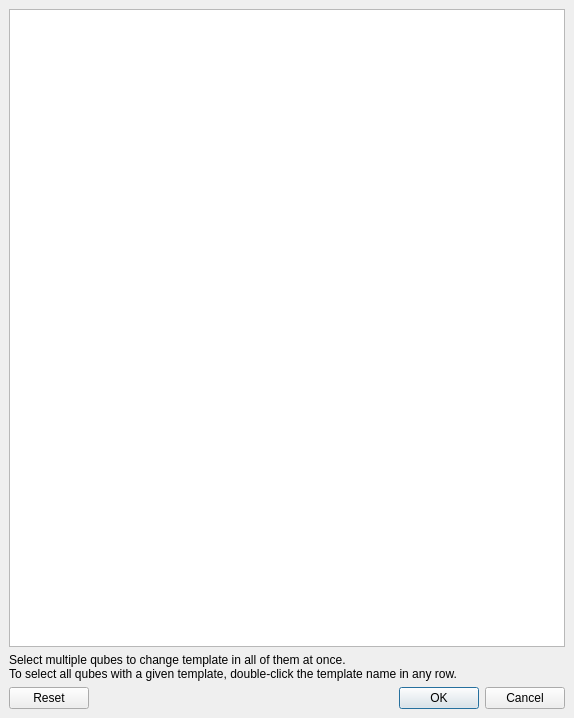
This is ui/templatemanager.ui in QubesOS/qubes-manager as Qt 5 draws it before an edit. The edited form follows.
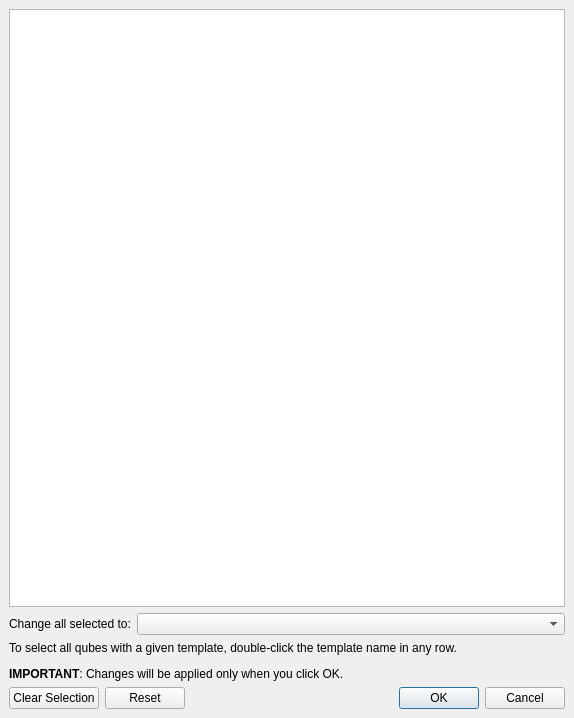
This is the edited form.

Commit message:
Improved template manager UI
changed it to be more intuitive and less annoying.

```diff
--- a/ui/templatemanager.ui
+++ b/ui/templatemanager.ui
@@ -14,6 +14,12 @@
    <string>Template Manager</string>
   </property>
   <widget class="QWidget" name="centralwidget">
+   <property name="sizePolicy">
+    <sizepolicy hsizetype="Preferred" vsizetype="Preferred">
+     <horstretch>0</horstretch>
+     <verstretch>0</verstretch>
+    </sizepolicy>
+   </property>
    <layout class="QGridLayout" name="gridLayout">
     <item row="0" column="0">
      <layout class="QVBoxLayout" name="verticalLayout">
@@ -47,18 +53,44 @@
          <number>4</number>
         </attribute>
         <attribute name="horizontalHeaderStretchLastSection">
-         <bool>false</bool>
+         <bool>true</bool>
         </attribute>
         <attribute name="verticalHeaderVisible">
          <bool>false</bool>
         </attribute>
        </widget>
       </item>
+      <item>
+       <layout class="QHBoxLayout" name="horizontalLayout">
+        <item>
+         <widget class="QLabel" name="label_2">
+          <property name="sizePolicy">
+           <sizepolicy hsizetype="Minimum" vsizetype="Preferred">
+            <horstretch>0</horstretch>
+            <verstretch>0</verstretch>
+           </sizepolicy>
+          </property>
+          <property name="text">
+           <string>Change all selected to:</string>
+          </property>
+         </widget>
+        </item>
+        <item>
+         <widget class="QComboBox" name="change_all_combobox">
+          <property name="sizePolicy">
+           <sizepolicy hsizetype="MinimumExpanding" vsizetype="Fixed">
+            <horstretch>0</horstretch>
+            <verstretch>0</verstretch>
+           </sizepolicy>
+          </property>
+         </widget>
+        </item>
+       </layout>
+      </item>
       <item>
        <widget class="QLabel" name="label">
         <property name="text">
-         <string>Select multiple qubes to change template in all of them at once.
-To select all qubes with a given template, double-click the template name in any row.</string>
+         <string>&lt;html&gt;&lt;head/&gt;&lt;body&gt;&lt;p&gt;To select all qubes with a given template, double-click the template name in any row.&lt;/p&gt;&lt;p&gt;&lt;span style=&quot; font-weight:600;&quot;&gt;IMPORTANT&lt;/span&gt;: Changes will be applied only when you click OK.&lt;/p&gt;&lt;/body&gt;&lt;/html&gt;</string>
         </property>
         <property name="wordWrap">
          <bool>true</bool>
@@ -66,11 +98,22 @@
        </widget>
       </item>
       <item>
-       <widget class="QDialogButtonBox" name="buttonBox">
-        <property name="standardButtons">
-         <set>QDialogButtonBox::Cancel|QDialogButtonBox::Ok|QDialogButtonBox::Reset</set>
-        </property>
-       </widget>
+       <layout class="QHBoxLayout" name="horizontalLayout_2">
+        <item>
+         <widget class="QPushButton" name="clear_selection_button">
+          <property name="text">
+           <string>Clear Selection</string>
+          </property>
+         </widget>
+        </item>
+        <item>
+         <widget class="QDialogButtonBox" name="buttonBox">
+          <property name="standardButtons">
+           <set>QDialogButtonBox::Cancel|QDialogButtonBox::Ok|QDialogButtonBox::Reset</set>
+          </property>
+         </widget>
+        </item>
+       </layout>
       </item>
      </layout>
     </item>
```
Left out of the diff: 4 changed lines with no effect on the pictures. The commit also changes 1 other file.
